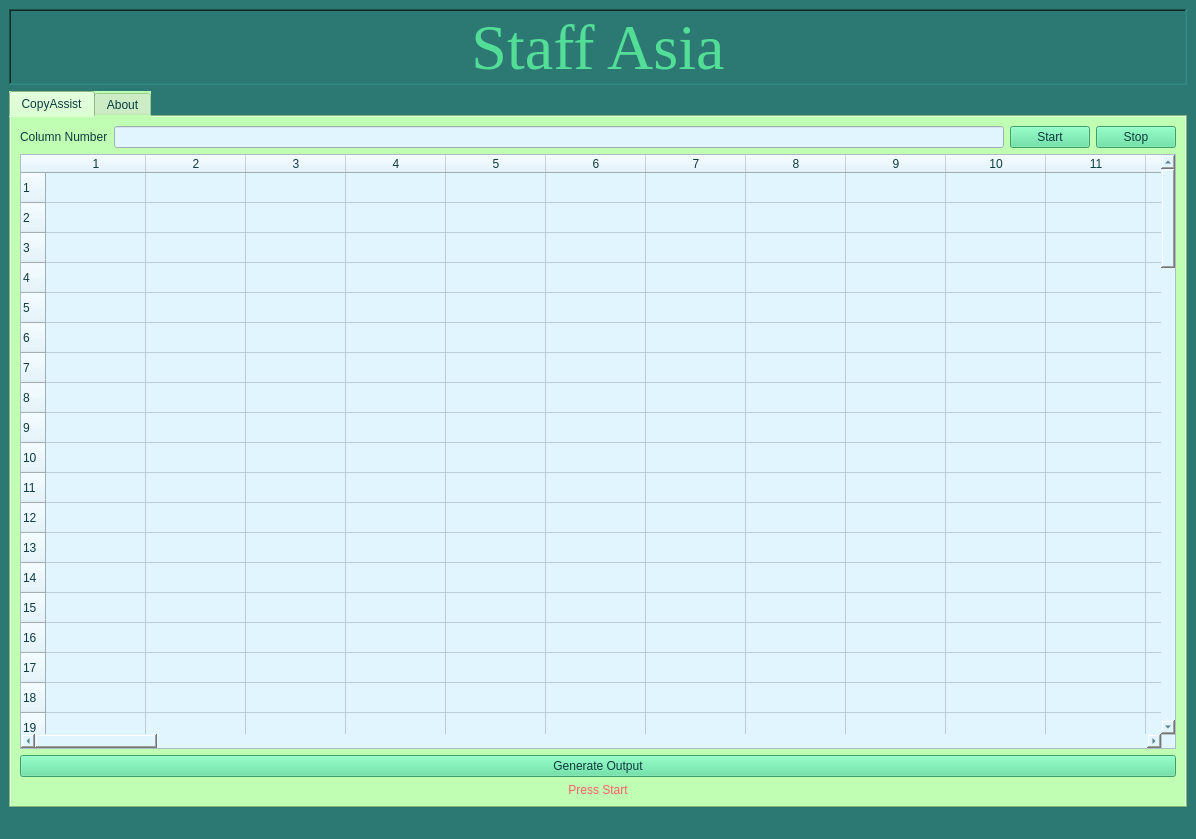
This is gui1.ui in Shah-imran/StaffAsia as Qt 5 draws it before an edit. The edited form follows.
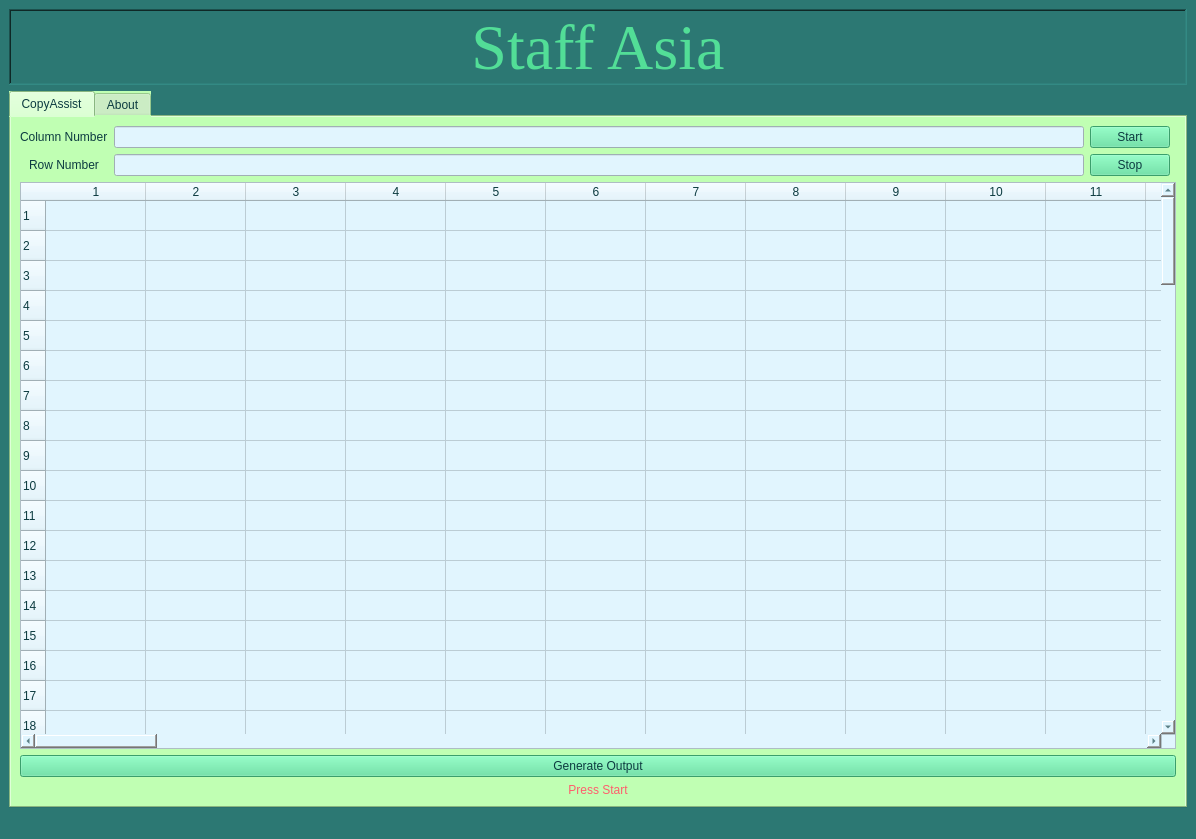
This is the edited form.

Diff of the .ui file:
```diff
--- a/gui1.ui
+++ b/gui1.ui
@@ -90,7 +90,7 @@
         <string>CopyAssist</string>
        </attribute>
        <layout class="QGridLayout" name="gridLayout_3">
-        <item row="0" column="0">
+        <item row="2" column="0">
          <widget class="QLabel" name="label">
           <property name="styleSheet">
            <string notr="true">font: 20pt &quot;Times New Roman&quot;;
@@ -103,34 +103,14 @@
           </property>
          </widget>
         </item>
-        <item row="0" column="1">
+        <item row="2" column="1">
          <widget class="QLineEdit" name="columnNumber">
           <property name="styleSheet">
            <string notr="true"> background-color: #e1f5fe;</string>
           </property>
          </widget>
         </item>
-        <item row="0" column="2">
-         <widget class="QPushButton" name="pushButton_start">
-          <property name="styleSheet">
-           <string notr="true">background-color: #52de97;</string>
-          </property>
-          <property name="text">
-           <string>Start</string>
-          </property>
-         </widget>
-        </item>
-        <item row="0" column="3">
-         <widget class="QPushButton" name="pushButton_stop">
-          <property name="styleSheet">
-           <string notr="true">background-color: #52de97;</string>
-          </property>
-          <property name="text">
-           <string>Stop</string>
-          </property>
-         </widget>
-        </item>
-        <item row="1" column="0" colspan="4">
+        <item row="4" column="0" colspan="4">
          <widget class="QTableWidget" name="tableWidget">
           <property name="styleSheet">
            <string notr="true"> background-color: #e1f5fe;</string>
@@ -343,17 +323,17 @@
           <column/>
          </widget>
         </item>
-        <item row="2" column="0" colspan="4">
-         <widget class="QPushButton" name="pushButton">
+        <item row="2" column="2">
+         <widget class="QPushButton" name="pushButton_start">
           <property name="styleSheet">
            <string notr="true">background-color: #52de97;</string>
           </property>
           <property name="text">
-           <string>Generate Output</string>
+           <string>Start</string>
           </property>
          </widget>
         </item>
-        <item row="3" column="0" colspan="4">
+        <item row="6" column="0" colspan="4">
          <widget class="QLabel" name="label_2">
           <property name="styleSheet">
            <string notr="true">color:  #ff5d6c;</string>
@@ -366,6 +346,49 @@
           </property>
          </widget>
         </item>
+        <item row="5" column="0" colspan="4">
+         <widget class="QPushButton" name="pushButton">
+          <property name="styleSheet">
+           <string notr="true">background-color: #52de97;</string>
+          </property>
+          <property name="text">
+           <string>Generate Output</string>
+          </property>
+         </widget>
+        </item>
+        <item row="3" column="1">
+         <widget class="QLineEdit" name="rowNumber">
+          <property name="styleSheet">
+           <string notr="true"> background-color: #e1f5fe;</string>
+          </property>
+         </widget>
+        </item>
+        <item row="3" column="0">
+         <widget class="QLabel" name="label_3">
+          <property name="styleSheet">
+           <string notr="true">font: 20pt &quot;Times New Roman&quot;;
+color:  #0C3B40;
+background-color: #c0ffb3;
+</string>
+          </property>
+          <property name="text">
+           <string>Row Number</string>
+          </property>
+          <property name="alignment">
+           <set>Qt::AlignCenter</set>
+          </property>
+         </widget>
+        </item>
+        <item row="3" column="2">
+         <widget class="QPushButton" name="pushButton_stop">
+          <property name="styleSheet">
+           <string notr="true">background-color: #52de97;</string>
+          </property>
+          <property name="text">
+           <string>Stop</string>
+          </property>
+         </widget>
+        </item>
        </layout>
       </widget>
       <widget class="QWidget" name="tab_2">
```
